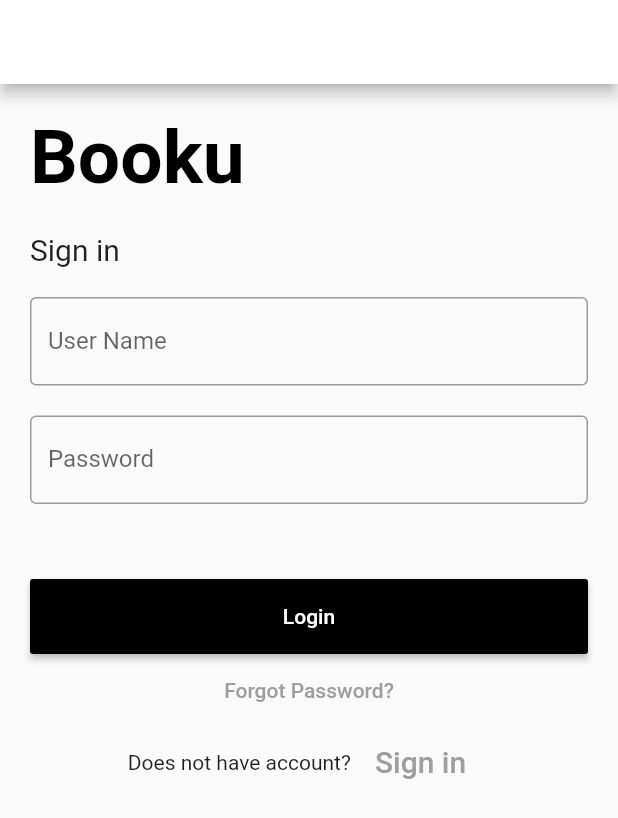
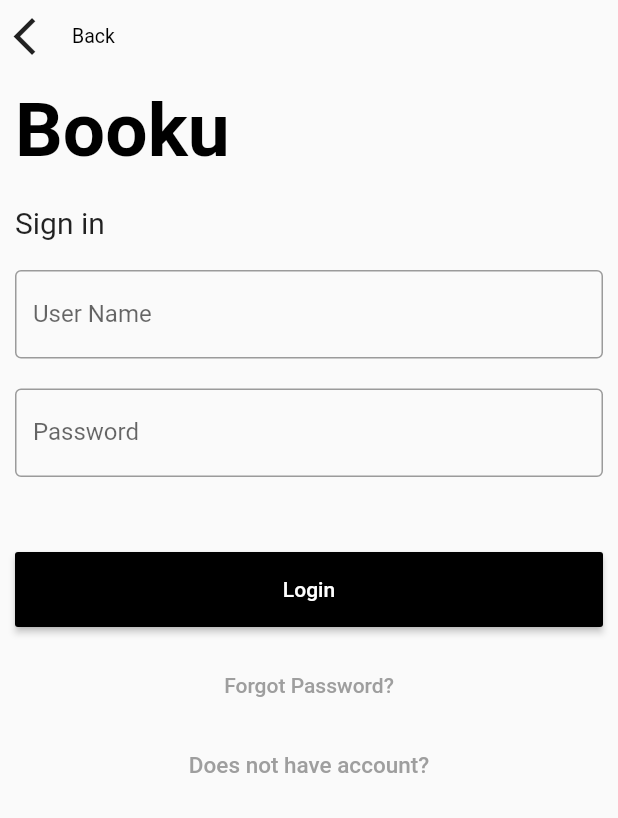
Before and after one commit to worapong2542/booku, a Flutter app: the screen it shows after launch, on a phone screen of 412 x 824 dp. Shown: the top 818 px of the screen. Run offline on Flutter 3.47's test engine with Material 2 defaults, Android fonts, the phone set to English and light mode, and no system bars.

```diff
--- /dev/null
+++ b/lib/login.dart
@@ -0,0 +1,124 @@
+import 'package:flutter/material.dart';
+
+class Login extends StatefulWidget {
+  @override
+  _LoginState createState() => _LoginState();
+}
+
+class _LoginState extends State<Login> {
+  TextEditingController nameController = TextEditingController();
+  TextEditingController passwordController = TextEditingController();
+
+  Widget BackBotton() {
+    return Row(
+      mainAxisSize: MainAxisSize.min,
+      mainAxisAlignment: MainAxisAlignment.start,
+      children: <Widget>[
+        IconButton(
+          padding: new EdgeInsets.all(0),
+          icon: Icon(Icons.arrow_back_ios, size: 30.0),
+          onPressed: () {},
+        ),
+        Text(
+          'Back',
+          style: TextStyle(color: Colors.black, fontSize: 13),
+        ),
+      ],
+    );
+  }
+
+  @override
+  Widget build(BuildContext context) {
+    return Scaffold(
+        body: Padding(
+            padding: EdgeInsets.all(00),
+            child: ListView(
+              children: <Widget>[
+                BackBotton(),
+                Container(
+                    alignment: Alignment.topLeft,
+                    padding: EdgeInsets.all(10),
+                    child: Text(
+                      'Booku',
+                      style: TextStyle(
+                          color: Colors.black,
+                          fontWeight: FontWeight.bold,
+                          fontSize: 50),
+                    )),
+                Container(
+                    alignment: Alignment.topLeft,
+                    padding: EdgeInsets.all(10),
+                    child: Text(
+                      'Sign in',
+                      style: TextStyle(fontSize: 20),
+                    )),
+                Container(
+                  padding: EdgeInsets.all(10),
+                  child: TextField(
+                    controller: nameController,
+                    decoration: InputDecoration(
+                      border: OutlineInputBorder(),
+                      labelText: 'User Name',
+                    ),
+                  ),
+                ),
+                Container(
+                  padding: EdgeInsets.fromLTRB(10, 10, 10, 0),
+                  child: TextField(
+                    obscureText: true,
+                    controller: passwordController,
+                    decoration: InputDecoration(
+                      border: OutlineInputBorder(),
+                      labelText: 'Password',
+                    ),
+                  ),
+                ),
+                Container(
+                  height: 50,
+                ),
+                Container(
+                    height: 50,
+                    padding: EdgeInsets.fromLTRB(10, 0, 10, 0),
+                    child: RaisedButton(
+                      textColor: Colors.white,
+                      color: Colors.black,
+                      child: Text('Login'),
+                      onPressed: () {
+                        print(nameController.text);
+                        print(passwordController.text);
+                      },
+                    )),
+                SizedBox(
+                  height: 15.0,
+                ),
+                FlatButton(
+                  padding: EdgeInsets.all(8.0),
+                  onPressed: () {
+                    //forgot password screen
+                  },
+                  textColor: Colors.grey,
+                  child: Text('Forgot Password?'),
+                ),
+                SizedBox(
+                  height: 5.0,
+                ),
+                Container(
+                    child: Row(
+                  children: <Widget>[
+                    FlatButton(
+                      textColor: Colors.grey,
+                      child: Text(
+                        'Does not have account?',
+                        style: TextStyle(fontSize: 15),
+                      ),
+                      onPressed: () {
+                        //signup screen
+                      },
+                    )
+                  ],
+                  mainAxisAlignment: MainAxisAlignment.center,
+                ))
+              ],
+            )));
+  }
+}
--- a/lib/main.dart
+++ b/lib/main.dart
@@ -1,110 +1,19 @@
+import 'package:booku/login.dart';
+import 'package:booku/screen.dart';
 import 'package:flutter/material.dart';
 
 void main() {
-  runApp(MaterialApp(
-    home: MyApp(),
-  ));
+  runApp(MyApp());
 }
 
-class MyApp extends StatefulWidget {
-  @override
-  _State createState() => _State();
-}
-
-class _State extends State<MyApp> {
-  TextEditingController nameController = TextEditingController();
-  TextEditingController passwordController = TextEditingController();
-
+class MyApp extends StatelessWidget {
   @override
   Widget build(BuildContext context) {
-    return Scaffold(
-        appBar: AppBar(
-          title: Text(''),
-          backgroundColor: Colors.white,
-        ),
-        body: Padding(
-            padding: EdgeInsets.all(10),
-            child: ListView(
-              children: <Widget>[
-                Container(
-                    alignment: Alignment.topLeft,
-                    padding: EdgeInsets.all(10),
-                    child: Text(
-                      'Booku',
-                      style: TextStyle(
-                          color: Colors.black,
-                          fontWeight: FontWeight.bold,
-                          fontSize: 50),
-                    )),
-                Container(
-                    alignment: Alignment.topLeft,
-                    padding: EdgeInsets.all(10),
-                    child: Text(
-                      'Sign in',
-                      style: TextStyle(fontSize: 20),
-                    )),
-                Container(
-                  padding: EdgeInsets.all(10),
-                  child: TextField(
-                    controller: nameController,
-                    decoration: InputDecoration(
-                      border: OutlineInputBorder(),
-                      labelText: 'User Name',
-                    ),
-                  ),
-                ),
-                Container(
-                  padding: EdgeInsets.fromLTRB(10, 10, 10, 0),
-                  child: TextField(
-                    obscureText: true,
-                    controller: passwordController,
-                    decoration: InputDecoration(
-                      border: OutlineInputBorder(),
-                      labelText: 'Password',
-                    ),
-                  ),
-                ),
-                Container(
-                  height: 50,
-                ),
-                Container(
-                    height: 50,
-                    padding: EdgeInsets.fromLTRB(10, 0, 10, 0),
-                    child: RaisedButton(
-                      textColor: Colors.white,
-                      color: Colors.black,
-                      child: Text('Login'),
-                      onPressed: () {
-                        print(nameController.text);
-                        print(passwordController.text);
-                      },
-                    )),
-                FlatButton(
-                  padding: EdgeInsets.all(8.0),
-                  onPressed: () {
-                    //forgot password screen
-                  },
-                  textColor: Colors.grey,
-                  child: Text('Forgot Password?'),
-                ),
-                Container(
-                    child: Row(
-                  children: <Widget>[
-                    Text('Does not have account?'),
-                    FlatButton(
-                      textColor: Colors.grey,
-                      child: Text(
-                        'Sign in',
-                        style: TextStyle(fontSize: 20),
-                      ),
-                      onPressed: () {
-                        //signup screen
-                      },
-                    )
-                  ],
-                  mainAxisAlignment: MainAxisAlignment.center,
-                ))
-              ],
-            )));
+    return MaterialApp(
+      theme: ThemeData(
+        primaryColor: Colors.black,
+      ),
+      home: Login(),
+    );
   }
 }
--- a/pubspec.yaml
+++ b/pubspec.yaml
@@ -45,8 +45,8 @@ flutter:
   uses-material-design: true
 
   # To add assets to your application, add an assets section, like this:
-  # assets:
-  #   - images/a_dot_burr.jpeg
+  assets:
+    - images/LogoApp.png
   #   - images/a_dot_ham.jpeg
 
   # An image asset can refer to one or more resolution-specific "variants", see
```
Also changed, not shown: lib/screen.dart (added, +85 -0 lines), images/LogoApp.png (added).
